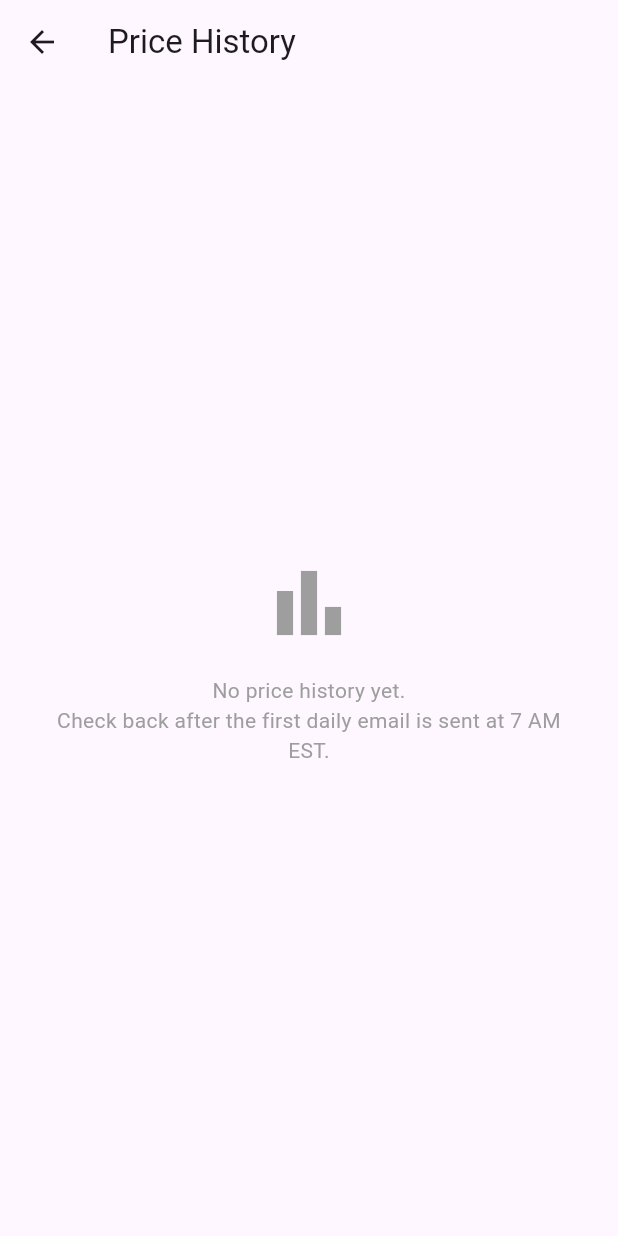
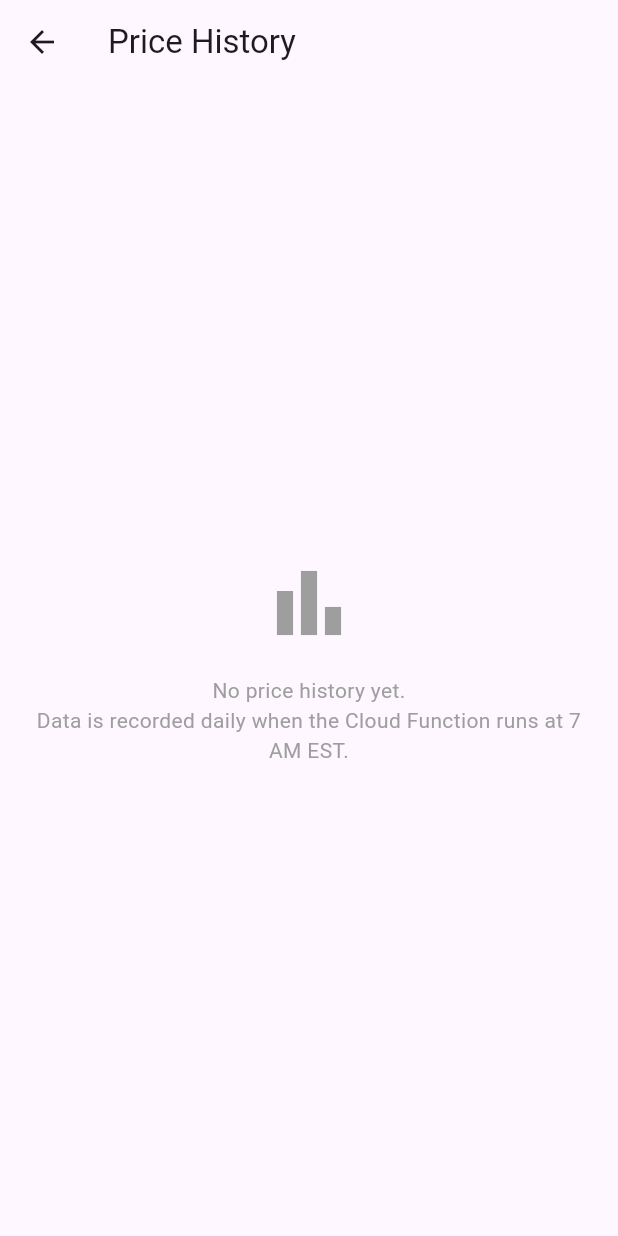
Before and after one commit to amitabhbhattacharjee100-star/FuelLink, a Flutter app: the screen it shows once a user with an empty profile is signed in, after a tap on the "show chart" icon, on a phone screen of 412 x 824 dp. Run offline on Flutter 3.47's test engine with Material 3 defaults, Android fonts, the phone set to English and light mode, and no system bars; our stand-ins replace cloud_firestore, firebase_auth, firebase_core, flutter_dotenv, google_maps_flutter, google_mobile_ads and 1 more; accounts and stored records are empty; network calls fail.

Commit message:
Address code review: pre-calc savings, faster city lookup, env-driven AdMob IDs, fix empty state message
Agent-Logs-Url: https://github.com/amitabhbhattacharjee100-star/FuelLink/sessions/613dca5c-3afe-4f59-95de-d6b7ade9a33c

Co-authored-by: amitabhbhattacharjee100-star <222334325+amitabhbhattacharjee100-star@users.noreply.github.com>

```diff
--- a/lib/main.dart
+++ b/lib/main.dart
@@ -131,10 +131,15 @@ class _MapCompareScreenState extends State<MapCompareScreen> {
   }
 
   void _loadBannerAd() {
-    // Use test ad unit IDs; swap for real IDs in production
-    final adUnitId = Platform.isAndroid
-        ? 'ca-app-pub-3940256099942544/6300978111' // Android test
-        : 'ca-app-pub-3940256099942544/2934735716'; // iOS test
+    // TODO: Replace these test unit IDs with your real AdMob unit IDs from
+    // .env or Firebase Remote Config before publishing to production.
+    // Real IDs look like: ca-app-pub-XXXXXXXXXXXXXXXX/XXXXXXXXXX
+    final adUnitId = dotenv.env[Platform.isAndroid
+            ? 'ADMOB_BANNER_ANDROID'
+            : 'ADMOB_BANNER_IOS'] ??
+        (Platform.isAndroid
+            ? 'ca-app-pub-3940256099942544/6300978111' // Android test fallback
+            : 'ca-app-pub-3940256099942544/2934735716'); // iOS test fallback
 
     _bannerAd = BannerAd(
       adUnitId: adUnitId,
@@ -249,8 +254,9 @@ class _MapCompareScreenState extends State<MapCompareScreen> {
       'Kitchener': LatLng(43.4516, -80.4925),
       'Windsor': LatLng(42.3149, -83.0364),
     };
+    final cityLower = city.toLowerCase();
     for (final entry in knownCities.entries) {
-      if (city.toLowerCase().contains(entry.key.toLowerCase())) {
+      if (cityLower.contains(entry.key.toLowerCase())) {
         return entry.value;
       }
     }
@@ -567,17 +573,23 @@ class _MapCompareScreenState extends State<MapCompareScreen> {
                 ),
                 const Divider(height: 1),
                 Expanded(
-                  child: ListView.builder(
+                  child: Builder(
+                    builder: (ctx2) {
+                      // Pre-calculate savings for all stations once
+                      final List<double> savingsList = allStations.map((s) {
+                        return gasPriceService.calculateSavings(
+                          stationAPrice!,
+                          s['price'] as double,
+                          tankSize: tankSize,
+                        );
+                      }).toList();
+                      return ListView.builder(
                         controller: scrollCtrl,
                         itemCount: allStations.length,
                         itemBuilder: (_, i) {
                           final s = allStations[i];
                           final price = s['price'] as double;
-                      final savings = gasPriceService.calculateSavings(
-                        stationAPrice!,
-                        price,
-                        tankSize: tankSize,
-                      );
+                          final savings = savingsList[i];
                           final isCheapest = i == 0;
                           return ListTile(
                             leading: CircleAvatar(
@@ -586,7 +598,9 @@ class _MapCompareScreenState extends State<MapCompareScreen> {
                               child: Text(
                                 "${i + 1}",
                                 style: TextStyle(
-                              color: isCheapest ? Colors.white : Colors.orange[800],
+                                  color: isCheapest
+                                      ? Colors.white
+                                      : Colors.orange[800],
                                   fontWeight: FontWeight.bold,
                                   fontSize: 12,
                                 ),
@@ -608,8 +622,9 @@ class _MapCompareScreenState extends State<MapCompareScreen> {
                                   style: TextStyle(
                                     fontSize: 15,
                                     fontWeight: FontWeight.bold,
-                                color:
-                                    isCheapest ? Colors.green : Colors.black87,
+                                    color: isCheapest
+                                        ? Colors.green
+                                        : Colors.black87,
                                   ),
                                 ),
                                 if (savings > 0)
@@ -622,10 +637,11 @@ class _MapCompareScreenState extends State<MapCompareScreen> {
                             ),
                             onTap: () {
                               Navigator.pop(ctx);
-                          // Fly map to this station's city
                               final coords = _cityCoords(s['city'] as String);
                               _mapController?.animateCamera(
                                 CameraUpdate.newLatLngZoom(coords, 13),
+                              );
+                            },
                           );
                         },
                       );
--- a/lib/price_history_screen.dart
+++ b/lib/price_history_screen.dart
@@ -55,7 +55,7 @@ class PriceHistoryScreen extends StatelessWidget {
                     Icon(Icons.bar_chart, size: 64, color: Colors.grey),
                     SizedBox(height: 16),
                     Text(
-                      "No price history yet.\nCheck back after the first daily email is sent at 7 AM EST.",
+                      "No price history yet.\nData is recorded daily when the Cloud Function runs at 7 AM EST.",
                       textAlign: TextAlign.center,
                       style: TextStyle(color: Colors.grey),
                     ),
```
Also changed, not shown: 1 other file. Lines whose indentation alone changed are shown as unchanged.
